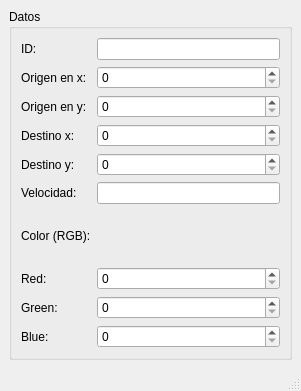
The window that mainwindow.ui (Antonio-Hdez/Prueba-interfazgrafica-antoniohdez) describes before a commit, drawn with Qt 5.
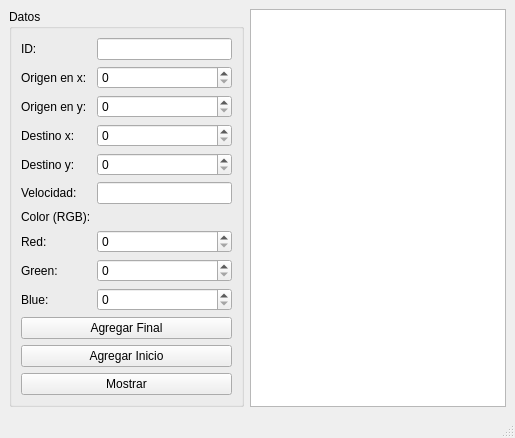
The same window after the commit.

Commit message: Agregamos todos los archivos

```diff
--- a/mainwindow.ui
+++ b/mainwindow.ui
@@ -6,8 +6,8 @@
    <rect>
     <x>0</x>
     <y>0</y>
-    <width>301</width>
-    <height>391</height>
+    <width>515</width>
+    <height>426</height>
    </rect>
   </property>
   <property name="windowTitle">
@@ -21,15 +21,60 @@
        <string>Datos</string>
       </property>
       <layout class="QGridLayout" name="gridLayout">
-       <item row="0" column="0">
-        <widget class="QLabel" name="label">
+       <item row="8" column="1">
+        <widget class="QSpinBox" name="green_spinBox">
+         <property name="maximum">
+          <number>255</number>
+         </property>
+        </widget>
+       </item>
+       <item row="3" column="0">
+        <widget class="QLabel" name="label_4">
          <property name="text">
-          <string>ID:</string>
+          <string>Destino x:</string>
          </property>
         </widget>
        </item>
+       <item row="1" column="1">
+        <widget class="QSpinBox" name="origenx_spinBox">
+         <property name="maximum">
+          <number>500</number>
+         </property>
+        </widget>
+       </item>
+       <item row="8" column="0">
+        <widget class="QLabel" name="label_9">
+         <property name="text">
+          <string>Green:</string>
+         </property>
+        </widget>
+       </item>
+       <item row="9" column="0">
+        <widget class="QLabel" name="label_10">
+         <property name="text">
+          <string>Blue: </string>
+         </property>
+        </widget>
+       </item>
+       <item row="5" column="1">
+        <widget class="QLineEdit" name="velocidad_lineEdit"/>
+       </item>
        <item row="0" column="1">
-        <widget class="QLineEdit" name="lineEdit"/>
+        <widget class="QLineEdit" name="id_lineEdit"/>
+       </item>
+       <item row="2" column="1">
+        <widget class="QSpinBox" name="origeny_spinBox">
+         <property name="maximum">
+          <number>500</number>
+         </property>
+        </widget>
+       </item>
+       <item row="7" column="1">
+        <widget class="QSpinBox" name="red_spinBox">
+         <property name="maximum">
+          <number>255</number>
+         </property>
+        </widget>
        </item>
        <item row="1" column="0">
         <widget class="QLabel" name="label_2">
@@ -38,8 +83,47 @@
          </property>
         </widget>
        </item>
-       <item row="1" column="1">
-        <widget class="QSpinBox" name="spinBox"/>
+       <item row="11" column="0" colspan="2">
+        <widget class="QPushButton" name="agregar_inicio_pushButton">
+         <property name="text">
+          <string>Agregar Inicio</string>
+         </property>
+        </widget>
+       </item>
+       <item row="0" column="0">
+        <widget class="QLabel" name="label">
+         <property name="text">
+          <string>ID:</string>
+         </property>
+        </widget>
+       </item>
+       <item row="12" column="0" colspan="2">
+        <widget class="QPushButton" name="mostrar_pushButton">
+         <property name="text">
+          <string>Mostrar</string>
+         </property>
+        </widget>
+       </item>
+       <item row="6" column="0">
+        <widget class="QLabel" name="label_7">
+         <property name="text">
+          <string>Color (RGB):</string>
+         </property>
+        </widget>
+       </item>
+       <item row="10" column="0" colspan="2">
+        <widget class="QPushButton" name="agregar_final_pushButton">
+         <property name="text">
+          <string>Agregar Final</string>
+         </property>
+        </widget>
+       </item>
+       <item row="7" column="0">
+        <widget class="QLabel" name="label_8">
+         <property name="text">
+          <string>Red:</string>
+         </property>
+        </widget>
        </item>
        <item row="2" column="0">
         <widget class="QLabel" name="label_3">
@@ -48,18 +132,19 @@
          </property>
         </widget>
        </item>
-       <item row="2" column="1">
-        <widget class="QSpinBox" name="spinBox_2"/>
-       </item>
-       <item row="3" column="0">
-        <widget class="QLabel" name="label_4">
+       <item row="5" column="0">
+        <widget class="QLabel" name="label_6">
          <property name="text">
-          <string>Destino x:</string>
+          <string>Velocidad:</string>
          </property>
         </widget>
        </item>
        <item row="3" column="1">
-        <widget class="QSpinBox" name="spinBox_3"/>
+        <widget class="QSpinBox" name="destinox_spinBox">
+         <property name="maximum">
+          <number>500</number>
+         </property>
+        </widget>
        </item>
        <item row="4" column="0">
         <widget class="QLabel" name="label_5">
@@ -69,58 +154,25 @@
         </widget>
        </item>
        <item row="4" column="1">
-        <widget class="QSpinBox" name="spinBox_4"/>
-       </item>
-       <item row="5" column="0">
-        <widget class="QLabel" name="label_6">
-         <property name="text">
-          <string>Velocidad:</string>
-         </property>
-        </widget>
-       </item>
-       <item row="5" column="1">
-        <widget class="QLineEdit" name="lineEdit_2"/>
-       </item>
-       <item row="6" column="0">
-        <widget class="QLabel" name="label_7">
-         <property name="text">
-          <string>Color (RGB):</string>
-         </property>
-        </widget>
-       </item>
-       <item row="7" column="0">
-        <widget class="QLabel" name="label_8">
-         <property name="text">
-          <string>Red:</string>
-         </property>
-        </widget>
-       </item>
-       <item row="7" column="1">
-        <widget class="QSpinBox" name="spinBox_5"/>
-       </item>
-       <item row="8" column="0">
-        <widget class="QLabel" name="label_9">
-         <property name="text">
-          <string>Green:</string>
-         </property>
-        </widget>
-       </item>
-       <item row="8" column="1">
-        <widget class="QSpinBox" name="spinBox_6"/>
-       </item>
-       <item row="9" column="0">
-        <widget class="QLabel" name="label_10">
-         <property name="text">
-          <string>Blue: </string>
+        <widget class="QSpinBox" name="destinoy_spinBox">
+         <property name="maximum">
+          <number>500</number>
          </property>
         </widget>
        </item>
        <item row="9" column="1">
-        <widget class="QSpinBox" name="spinBox_7"/>
+        <widget class="QSpinBox" name="blue_spinBox">
+         <property name="maximum">
+          <number>255</number>
+         </property>
+        </widget>
        </item>
       </layout>
      </widget>
     </item>
+    <item row="0" column="1">
+     <widget class="QPlainTextEdit" name="salida"/>
+    </item>
    </layout>
   </widget>
   <widget class="QMenuBar" name="menubar">
@@ -128,7 +180,7 @@
     <rect>
      <x>0</x>
      <y>0</y>
-     <width>301</width>
+     <width>515</width>
      <height>21</height>
     </rect>
    </property>
```
The commit also changes 2 other files.
